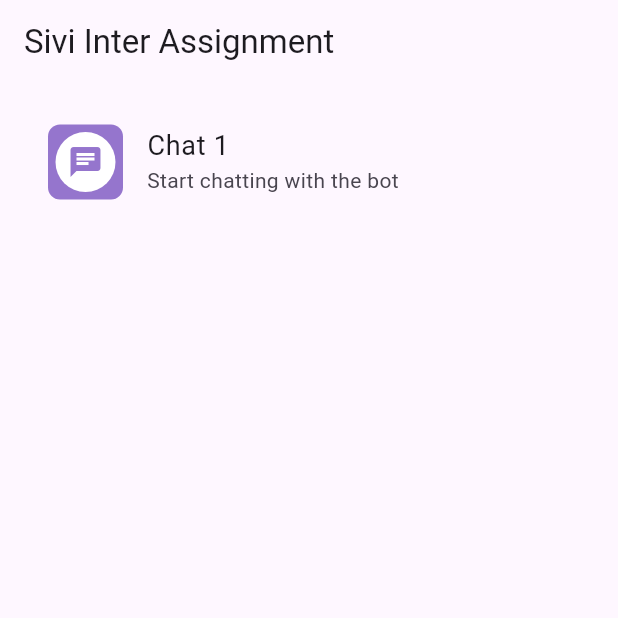
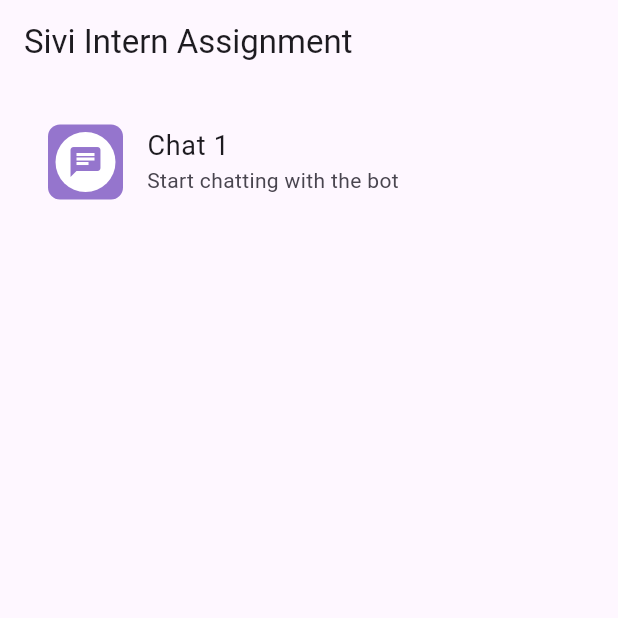
Before and after one commit to Mohd-Yasir/new_app, a Flutter app: the screen it shows after launch, on a phone screen of 412 x 824 dp, the top half of it. Run offline on Flutter 3.47's test engine with Material 3 defaults, Android fonts, the phone set to English and light mode, and no system bars; our stand-ins replace speech_to_text.

Commit message:
Project Final Update

```diff
--- a/lib/controller/conversation_controller.dart
+++ b/lib/controller/conversation_controller.dart
@@ -1,4 +1,3 @@
-
 import '../model/conversation_model.dart';
 
 class ConversationController {
--- a/lib/main.dart
+++ b/lib/main.dart
@@ -2,19 +2,21 @@ import 'package:flutter/material.dart';
 import 'view/dashboard_page.dart';
 
 void main() {
-  runApp(SiviApp());
+  runApp(const SiviApp());
 }
 
 class SiviApp extends StatelessWidget {
+  const SiviApp({super.key});
+
   @override
   Widget build(BuildContext context) {
     return MaterialApp(
       debugShowCheckedModeBanner: false,
-      title: 'Sivi Tutor App',
+      title: 'Sivi Intern Assignment App',
       theme: ThemeData(
         primarySwatch: Colors.blue,
       ),
-      home: MainPage(),
+      home: const MainPage(),
     );
   }
 }
--- a/lib/model/conversation_model.dart
+++ b/lib/model/conversation_model.dart
@@ -1,5 +1,3 @@
-// model/conversation_model.dart
-
 class Conversation {
   final String botMessage;
   final String humanMessage;
--- a/lib/view/dashboard_page.dart
+++ b/lib/view/dashboard_page.dart
@@ -1,12 +1,14 @@
 import 'package:flutter/material.dart';
-import 'conversatoin_screen.dart';
+import 'conversation_screen.dart';
 
 class MainPage extends StatelessWidget {
+  const MainPage({super.key});
+
   @override
   Widget build(BuildContext context) {
     return Scaffold(
       appBar: AppBar(
-        title: Text('Sivi Inter Assignment'),
+        title: const Text('Sivi Intern Assignment'),
       ),
       body: Padding(
         padding: const EdgeInsets.all(16.0),
@@ -24,18 +26,19 @@ class MainPage extends StatelessWidget {
                 child: Center(
                   child: CircleAvatar(
                     backgroundColor: Colors.white,
+                    radius: 20.0,
                     child: Icon(Icons.chat, color: Colors.deepPurple[300]),
-                    radius: 20.0,
                   ),
                 ),
               ),
-              title: Text("Chat 1", style: TextStyle(fontSize: 18)),
-              subtitle: Text("Start chatting with the bot"),
+              title: const Text("Chat 1", style: TextStyle(fontSize: 18)),
+              subtitle: const Text("Start chatting with the bot"),
               onTap: () {
                 // Navigate to conversation screen
                 Navigator.push(
                   context,
-                  MaterialPageRoute(builder: (context) => ConversationScreen()),
+                  MaterialPageRoute(
+                      builder: (context) => const ConversationScreen()),
                 );
               },
             ),
@@ -46,12 +49,11 @@ class MainPage extends StatelessWidget {
         onPressed: () {
           Navigator.push(
             context,
-            MaterialPageRoute(builder: (context) => ConversationScreen()),
+            MaterialPageRoute(builder: (context) => const ConversationScreen()),
           );
-          // You can implement other chat options or functionality here
         },
-        child: Icon(Icons.add),
         tooltip: 'Add new chat',
+        child: const Icon(Icons.add),
       ),
     );
   }
--- a/pubspec.yaml
+++ b/pubspec.yaml
@@ -28,6 +28,7 @@ environment:
 # the latest version available on pub.dev. To see which dependencies have newer
 # versions available, run `flutter pub outdated`.
 dependencies:
+  permission_handler: ^10.2.0
   flutter:
     sdk: flutter
 
```
Also changed, not shown: lib/view/conversation_screen.dart (renamed from lib/view/conversatoin_screen.dart, +71 -33 lines), pubspec.lock, 2 other files.
